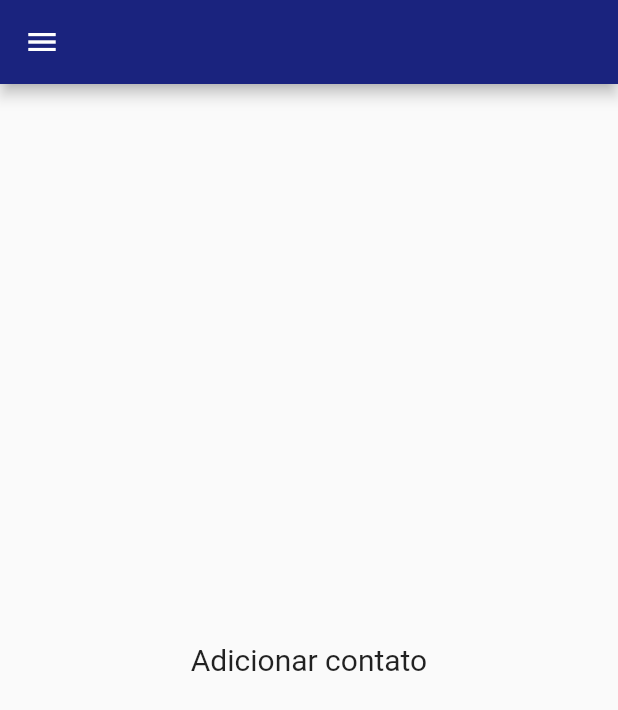
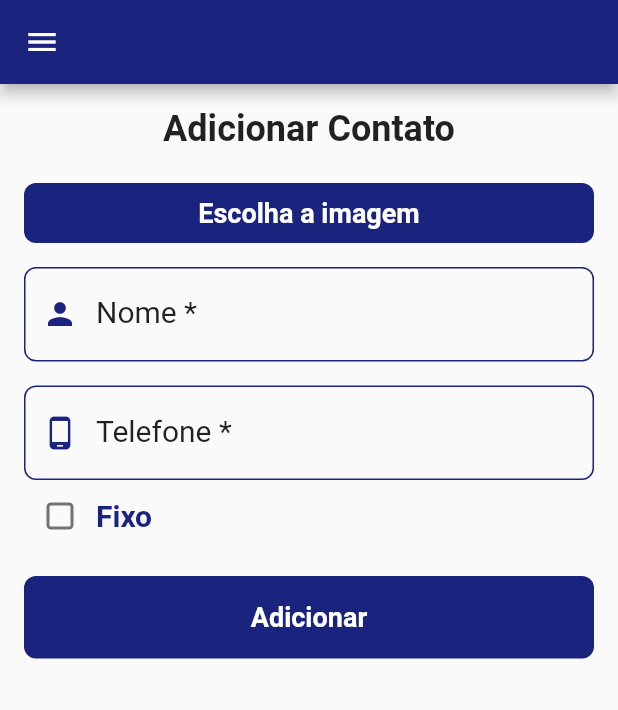
Before and after one commit to thdev-matheus/mobile-contactapp-flutter, a Flutter app: the DashboardPage screen opened by its route, on a phone screen of 412 x 824 dp. Shown: the top 710 px of the screen. Run offline on Flutter 3.47's test engine with Material 2 defaults, Android fonts, the phone set to English and light mode, and no system bars; our stand-ins replace dio, flutter_dotenv, font_awesome_flutter, gallery_saver, image_cropper, image_picker and 1 more; accounts and stored records are empty.

Commit message:
feat: add contact view and functions

```diff
--- a/lib/blocks/blocks.dart
+++ b/lib/blocks/blocks.dart
@@ -1,3 +1,4 @@
 export './src/login_form.dart' show LoginForm;
 export './src/register_form.dart' show RegisterForm;
 export './src/dash_drawer.dart' show DashDrawer;
+export './src/add_contact_form.dart' show AddContactForm;
--- /dev/null
+++ b/lib/blocks/src/add_contact_form.dart
@@ -0,0 +1,226 @@
+import 'package:contact_app/repositories/repositories.dart';
+import 'package:contact_app/styles/global_styles.dart';
+import 'package:flutter/material.dart';
+import 'package:contact_app/utils/utils.dart';
+import 'package:contact_app/components/components.dart';
+import 'package:font_awesome_flutter/font_awesome_flutter.dart';
+import 'package:image_cropper/image_cropper.dart';
+import 'package:image_picker/image_picker.dart';
+import 'package:mask_text_input_formatter/mask_text_input_formatter.dart';
+
+class AddContactForm extends StatefulWidget {
+  const AddContactForm({
+    super.key,
+    required this.actionDone,
+  });
+
+  final void Function() actionDone;
+
+  @override
+  State<AddContactForm> createState() => _AddContactFormState();
+}
+
+class _AddContactFormState extends State<AddContactForm> {
+  ContactRepository contactRepository = ContactRepository();
+
+  String pathImg = 'Escolha a imagem';
+
+  TextEditingController nameInputController = TextEditingController();
+
+  final MaskTextInputFormatter cellphoneMask = MaskTextInputFormatter(
+    mask: '(##) # ####-####',
+    filter: {'#': RegExp(r'[0-9]')},
+    type: MaskAutoCompletionType.lazy,
+  );
+
+  final MaskTextInputFormatter landlineMask = MaskTextInputFormatter(
+    mask: '(##) ####-####',
+    filter: {'#': RegExp(r'[0-9]')},
+    type: MaskAutoCompletionType.lazy,
+  );
+
+  bool isLandline = false;
+
+  String? nameError;
+  String? phoneError;
+
+  void toggleIsLandline() {
+    setState(() {
+      landlineMask.clear();
+      cellphoneMask.clear();
+      isLandline = !isLandline;
+    });
+  }
+
+  void onMessageAction(String msg) =>
+      ScaffoldMessenger.of(context).showSnackBar(
+        SnackBar(
+          content: Text(msg),
+        ),
+      );
+
+  Future<void> getImage(ImageSource source) async {
+    Navigator.pop(context);
+
+    CroppedFile? file = await pickImage(source);
+
+    if (file != null) {
+      setState(() {
+        pathImg = file.path;
+      });
+    }
+  }
+
+  Future<void> handleSubmit() async {
+    if (pathImg == 'Escolha a imagem') {
+      onMessageAction('Escolha uma imagem');
+      return;
+    }
+
+    if (nameInputController.text.isEmpty) {
+      nameError = 'Campo obrigatório';
+    }
+    if (isLandline && !landlineMask.isFill()) {
+      phoneError = 'Campo obrigatório';
+    }
+    if (!isLandline && !cellphoneMask.isFill()) {
+      phoneError = 'Campo obrigatório';
+    }
+
+    if (nameInputController.text.isEmpty ||
+        (isLandline && !landlineMask.isFill()) ||
+        (!isLandline && !cellphoneMask.isFill())) {
+      setState(() {});
+      return;
+    }
+
+    await contactRepository
+        .createContact(
+            name: nameInputController.text,
+            number: isLandline
+                ? landlineMask.getMaskedText()
+                : cellphoneMask.getMaskedText(),
+            imagePath: pathImg)
+        .then((_) {
+      setState(() {
+        nameInputController.clear();
+        pathImg = 'Escolha a imagem';
+        cellphoneMask.clear();
+        landlineMask.clear();
+        widget.actionDone();
+      });
+    });
+  }
+
+  @override
+  Widget build(BuildContext context) {
+    return Form(
+      child: Column(
+        children: [
+          Row(
+            children: [
+              Expanded(
+                child: SizedBox(
+                  height: 40,
+                  child: TXTButton(
+                    textSize: 18,
+                    text: pathImg.split('/').last,
+                    action: () => showModalBottomSheet(
+                        context: context,
+                        builder: (context) => Wrap(
+                              children: [
+                                ListTile(
+                                  onTap: () => getImage(ImageSource.gallery),
+                                  leading: const FaIcon(
+                                    FontAwesomeIcons.image,
+                                    size: 25,
+                                    color: black,
+                                  ),
+                                  title: Text(
+                                    'Galeria',
+                                    style: primaryTextStyle(
+                                      size: 18,
+                                      weight: FontWeight.bold,
+                                    ),
+                                  ),
+                                ),
+                                separator(height: 16),
+                                ListTile(
+                                  onTap: () => getImage(ImageSource.camera),
+                                  leading: const FaIcon(
+                                    FontAwesomeIcons.cameraRetro,
+                                    size: 25,
+                                    color: black,
+                                  ),
+                                  title: Text(
+                                    'Camera',
+                                    style: primaryTextStyle(
+                                      size: 18,
+                                      weight: FontWeight.bold,
+                                    ),
+                                  ),
+                                ),
+                              ],
+                            )),
+                  ),
+                ),
+              ),
+            ],
+          ),
+          separator(height: 16),
+          TextInput(
+            borderRadius: 8,
+            error: nameError,
+            controller: nameInputController,
+            placeholder: 'Digite um nome para o contato',
+            icon: Icons.person,
+            label: 'Nome',
+            isRequired: true,
+          ),
+          separator(height: 16),
+          TextInput(
+            borderRadius: 8,
+            error: phoneError,
+            masks: [isLandline ? landlineMask : cellphoneMask],
+            placeholder: 'Digite um número para contato',
+            icon: isLandline ? Icons.phone : Icons.phone_android,
+            label: 'Telefone',
+            isRequired: true,
+          ),
+          Row(
+            children: [
+              Checkbox(
+                value: isLandline,
+                onChanged: (_) => toggleIsLandline(),
+                checkColor: white,
+                activeColor: primary,
+                shape: RoundedRectangleBorder(
+                    borderRadius: BorderRadius.circular(3)),
+              ),
+              Text(
+                'Fixo',
+                style:
+                    primaryTextStyle(weight: FontWeight.bold, color: primary),
+              )
+            ],
+          ),
+          separator(height: 16),
+          Row(
+            children: [
+              Expanded(
+                child: SizedBox(
+                  height: 55,
+                  child: TXTButton(
+                    textSize: 18,
+                    text: 'Adicionar',
+                    action: handleSubmit,
+                  ),
+                ),
+              ),
+            ],
+          )
+        ],
+      ),
+    );
+  }
+}
--- a/lib/pages/src/dashboard_page.dart
+++ b/lib/pages/src/dashboard_page.dart
@@ -69,9 +69,9 @@ class _DashboardPageState extends State<DashboardPage> {
               page = pageNumber;
             });
           },
-          children: const [
-            AddContactView(),
-            MyContactsView(),
+          children: [
+            AddContactView(animateToPage: () => navigateToPage(1)),
+            const MyContactsView(),
           ],
         ),
       ),
--- a/lib/repositories/src/contact_repository.dart
+++ b/lib/repositories/src/contact_repository.dart
@@ -23,8 +23,8 @@ class ContactRepository {
       '/classes/Contact',
       data: {
         'name': name,
-        'number': name,
-        'imagePath': name,
+        'number': number,
+        'imagePath': imagePath,
         'owner': Owner(UserModel.objectId),
       },
     );
--- a/lib/views/src/add_contact.dart
+++ b/lib/views/src/add_contact.dart
@@ -1,19 +1,33 @@
+import 'package:contact_app/blocks/blocks.dart';
+import 'package:contact_app/components/components.dart';
 import 'package:contact_app/styles/global_styles.dart';
 import 'package:flutter/material.dart';
 
 class AddContactView extends StatelessWidget {
-  const AddContactView({super.key});
+  const AddContactView({
+    super.key,
+    required this.animateToPage,
+  });
+
+  final void Function() animateToPage;
 
   @override
   Widget build(BuildContext context) {
-    return Column(
-      crossAxisAlignment: CrossAxisAlignment.center,
-      mainAxisAlignment: MainAxisAlignment.center,
+    return ListView(
+      padding: const EdgeInsets.all(16),
       children: [
         Text(
-          'Adicionar contato',
-          style: primaryTextStyle(),
-        )
+          'Adicionar Contato',
+          textAlign: TextAlign.center,
+          style: primaryTextStyle(
+            size: 24,
+            weight: FontWeight.bold,
+          ),
+        ),
+        separator(height: 22),
+        AddContactForm(
+          actionDone: animateToPage,
+        ),
       ],
     );
   }
```
